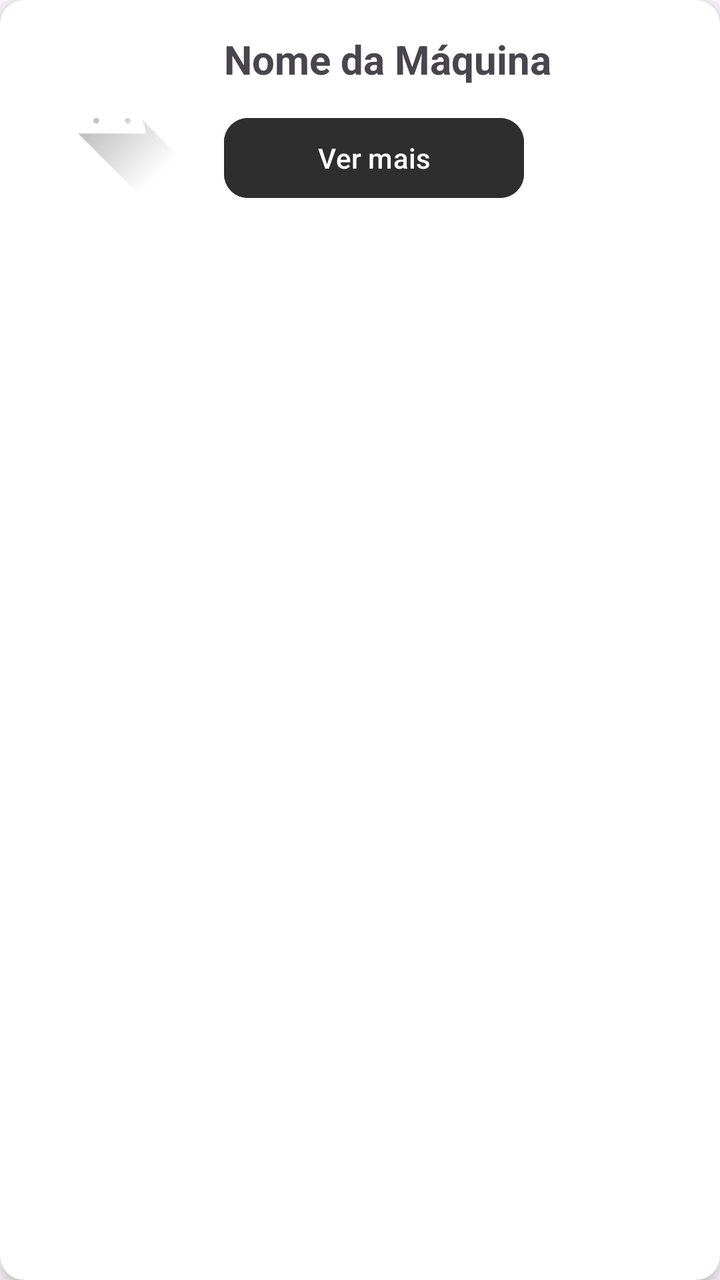
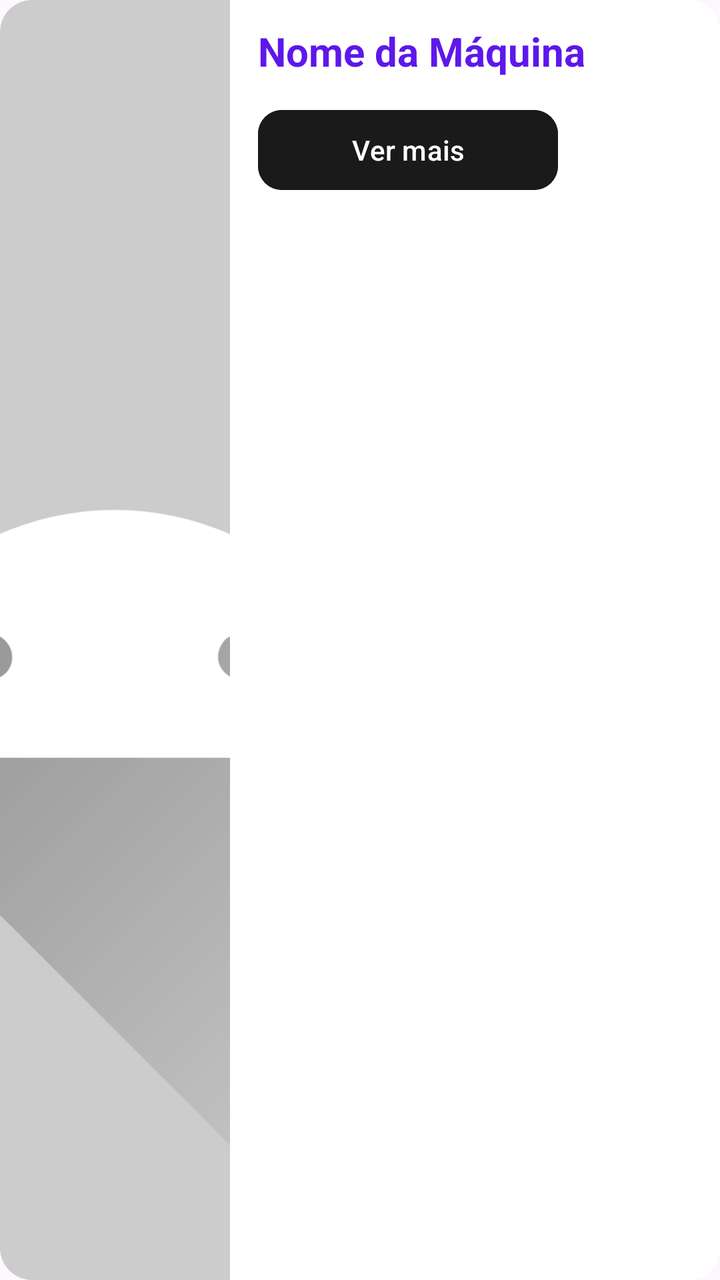

The first picture is an Android layout as it rendered before a commit; the second is the same layout after the commit. The layout source and the unified diff follow.
<!-- AndroidManifest.xml: application theme Theme.Orbis -->
<!-- res/layout/item_maquina.xml -->
<?xml version="1.0" encoding="utf-8"?>
<androidx.cardview.widget.CardView xmlns:android="http://schemas.android.com/apk/res/android"
    xmlns:app="http://schemas.android.com/apk/res-auto"
    android:layout_width="match_parent"
    android:layout_height="wrap_content"
    android:layout_margin="8dp"
    app:cardCornerRadius="12dp"
    app:cardElevation="4dp">

    <LinearLayout
        android:layout_width="match_parent"
        android:layout_height="wrap_content"
        android:orientation="horizontal"
        android:padding="16dp">

        <ImageView
            android:id="@+id/imgMaquina"
            android:layout_width="80dp"
            android:layout_height="80dp"
            android:src="@drawable/ic_launcher_foreground"
            android:scaleType="centerCrop"
            android:layout_gravity="center_vertical"/>

        <LinearLayout
            android:layout_width="match_parent"
            android:layout_height="wrap_content"
            android:orientation="vertical"
            android:layout_marginStart="16dp">

            <TextView
                android:id="@+id/txtNomeVariavel"
                android:layout_width="wrap_content"
                android:layout_height="wrap_content"
                android:text="Nome da Máquina"
                android:textSize="20sp"
                android:textStyle="bold" />

            <Button
                android:id="@+id/btnVerMais"
                android:layout_width="150dp"
                android:layout_height="wrap_content"
                android:layout_marginTop="12dp"
                android:text="Ver mais"
                app:cornerRadius="12dp"
                android:backgroundTint="@color/darkGray"/>

        </LinearLayout>

    </LinearLayout>

</androidx.cardview.widget.CardView>
<!-- resources referenced by this layout -->
<resources>
  <color name="darkGray">#2E2E2E</color>
  <!-- drawable ic_launcher_foreground (drawable) -->
  <vector xmlns:android="http://schemas.android.com/apk/res/android"
      xmlns:aapt="http://schemas.android.com/aapt"
      android:width="108dp"
      android:height="108dp"
      android:viewportWidth="108"
      android:viewportHeight="108">
      <path android:pathData="M31,63.928c0,0 6.4,-11 12.1,-13.1c7.2,-2.6 26,-1.4 26,-1.4l38.1,38.1L107,108.928l-32,-1L31,63.928z">
          <aapt:attr name="android:fillColor">
              <gradient
                  android:endX="85.84757"
                  android:endY="92.4963"
                  android:startX="42.9492"
                  android:startY="49.59793"
                  android:type="linear">
                  <item
                      android:color="#44000000"
                      android:offset="0.0" />
                  <item
                      android:color="#00000000"
                      android:offset="1.0" />
              </gradient>
          </aapt:attr>
      </path>
      <path
          android:fillColor="#FFFFFF"
          android:fillType="nonZero"
          android:pathData="M65.3,45.828l3.8,-6.6c0.2,-0.4 0.1,-0.9 -0.3,-1.1c-0.4,-0.2 -0.9,-0.1 -1.1,0.3l-3.9,6.7c-6.3,-2.8 -13.4,-2.8 -19.7,0l-3.9,-6.7c-0.2,-0.4 -0.7,-0.5 -1.1,-0.3C38.8,38.328 38.7,38.828 38.9,39.228l3.8,6.6C36.2,49.428 31.7,56.028 31,63.928h46C76.3,56.028 71.8,49.428 65.3,45.828zM43.4,57.328c-0.8,0 -1.5,-0.5 -1.8,-1.2c-0.3,-0.7 -0.1,-1.5 0.4,-2.1c0.5,-0.5 1.4,-0.7 2.1,-0.4c0.7,0.3 1.2,1 1.2,1.8C45.3,56.528 44.5,57.328 43.4,57.328L43.4,57.328zM64.6,57.328c-0.8,0 -1.5,-0.5 -1.8,-1.2s-0.1,-1.5 0.4,-2.1c0.5,-0.5 1.4,-0.7 2.1,-0.4c0.7,0.3 1.2,1 1.2,1.8C66.5,56.528 65.6,57.328 64.6,57.328L64.6,57.328z"
          android:strokeWidth="1"
          android:strokeColor="#00000000" />
  </vector>
  <style name="Theme.Orbis" parent="Base.Theme.Orbis" />
  <style name="Base.Theme.Orbis" parent="Theme.Material3.DayNight.NoActionBar">
          
          
      </style>
</resources>

<!-- the commit's change to res/layout/item_maquina.xml (unified diff, before → after) -->
@@ -1,51 +1,65 @@
 <?xml version="1.0" encoding="utf-8"?>
-<androidx.cardview.widget.CardView xmlns:android="http://schemas.android.com/apk/res/android"
+<androidx.cardview.widget.CardView
+    xmlns:android="http://schemas.android.com/apk/res/android"
     xmlns:app="http://schemas.android.com/apk/res-auto"
     android:layout_width="match_parent"
     android:layout_height="wrap_content"
-    android:layout_margin="8dp"
-    app:cardCornerRadius="12dp"
-    app:cardElevation="4dp">
+    android:layout_marginBottom="12dp"
+    app:cardCornerRadius="16dp"
+    app:cardElevation="0dp"
+    app:cardBackgroundColor="@color/white"
+    app:strokeWidth="1.5dp"
+    app:strokeColor="@color/border">
 
-    <LinearLayout
+    <RelativeLayout
         android:layout_width="match_parent"
-        android:layout_height="wrap_content"
-        android:orientation="horizontal"
-        android:padding="16dp">
+        android:layout_height="wrap_content">
 
+        
         <ImageView
             android:id="@+id/imgMaquina"
-            android:layout_width="80dp"
-            android:layout_height="80dp"
+            android:layout_width="115dp"
+            android:layout_height="match_parent"
+            android:minHeight="120dp"
             android:src="@drawable/ic_launcher_foreground"
             android:scaleType="centerCrop"
-            android:layout_gravity="center_vertical"/>
+            android:background="@color/imageBackground"
+            android:layout_alignParentStart="true"
+            android:layout_alignParentTop="true"
+            android:layout_alignParentBottom="true" />
 
+        
         <LinearLayout
             android:layout_width="match_parent"
             android:layout_height="wrap_content"
             android:orientation="vertical"
-            android:layout_marginStart="16dp">
+            android:layout_toEndOf="@id/imgMaquina"
+            android:padding="12dp"
+            android:paddingStart="14dp">
 
+            
             <TextView
                 android:id="@+id/txtNomeVariavel"
                 android:layout_width="wrap_content"
                 android:layout_height="wrap_content"
                 android:text="Nome da Máquina"
                 android:textSize="20sp"
-                android:textStyle="bold" />
+                android:textStyle="bold"
+                android:textColor="@color/purple" />
 
+            
             <Button
                 android:id="@+id/btnVerMais"
                 android:layout_width="150dp"
                 android:layout_height="wrap_content"
                 android:layout_marginTop="12dp"
                 android:text="Ver mais"
-                app:cornerRadius="12dp"
-                android:backgroundTint="@color/darkGray"/>
+                android:textColor="@color/white"
+                android:backgroundTint="@color/darkGray"
+                app:cornerRadius="12dp" />
 
         </LinearLayout>
 
-    </LinearLayout>
+    </RelativeLayout>
 
 </androidx.cardview.widget.CardView>
<!-- resource entries referenced after the edit -->
@@ -1,6 +1,10 @@
 <!-- resources referenced by this layout -->
 <resources>
-  <color name="darkGray">#2E2E2E</color>
+  <color name="border">#E0E0E0</color>
+  <color name="darkGray">#1A1A1A</color>
+  <color name="imageBackground">#CCCCCC</color>
+  <color name="purple">#5E17EB</color>
+  <color name="white">#FFFFFF</color>
   <!-- drawable ic_launcher_foreground (drawable) -->
   <vector xmlns:android="http://schemas.android.com/apk/res/android"
       xmlns:aapt="http://schemas.android.com/aapt"
